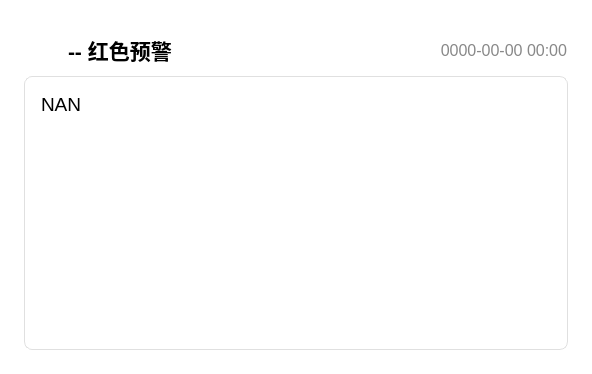
Before: the Qt Designer form view/menu/weather_alert_msgbox.ui in xuanxuan1231/Class-Widgets, drawn with Qt 5.
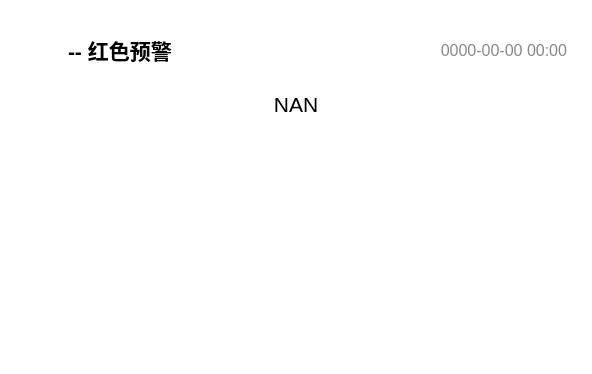
After: the same form once the commit is applied. Icons and pictures are not drawn.

Commit message:
style(alert_msgbox): 布局调整 (#896)
微调。

<img width="470" height="490" alt="image"
src="https://github.com/user-attachments/assets/d3e76acc-ef31-4bb5-ba4a-40070a0049e7"
/>

->

<img width="470" height="490" alt="image"
src="https://github.com/user-attachments/assets/85c27d24-b30a-40c4-b2c3-c073577b0288"
/>
---

<img width="470" height="490" alt="image"
src="https://github.com/user-attachments/assets/87ed7ffd-1b6a-42c5-987c-d9c15922da31"
/>

->

<img width="440" height="436" alt="image"
src="https://github.com/user-attachments/assets/4ef7ac80-9fd8-4a9b-b5c9-dd494c06fc51"
/>

Diff of the .ui file:
```diff
--- a/view/menu/weather_alert_msgbox.ui
+++ b/view/menu/weather_alert_msgbox.ui
@@ -11,6 +11,11 @@
     <height>374</height>
    </rect>
   </property>
+  <property name="font">
+   <font>
+    <strikeout>false</strikeout>
+   </font>
+  </property>
   <property name="windowTitle">
    <string>WeatherAlertMsgbox</string>
   </property>
@@ -168,8 +173,7 @@
        <property name="styleSheet">
         <string notr="true">QScrollArea {
     background: transparent;
-    border: 1px solid #E0E0E0;
-    border-radius: 8px;
+    border: none;
 }
 
 QScrollArea QWidget {
@@ -209,8 +213,8 @@
          <rect>
           <x>0</x>
           <y>0</y>
-          <width>540</width>
-          <height>250</height>
+          <width>542</width>
+          <height>252</height>
          </rect>
         </property>
         <layout class="QVBoxLayout" name="contentLayout">
@@ -234,14 +238,17 @@
            <property name="font">
             <font>
              <family>Microsoft YaHei UI</family>
-             <pointsize>14</pointsize>
+             <pointsize>16</pointsize>
             </font>
            </property>
+           <property name="layoutDirection">
+            <enum>Qt::LeftToRight</enum>
+           </property>
            <property name="text">
             <string>NAN</string>
            </property>
            <property name="alignment">
-            <set>Qt::AlignLeading|Qt::AlignLeft|Qt::AlignTop</set>
+            <set>Qt::AlignHCenter|Qt::AlignTop</set>
            </property>
            <property name="wordWrap">
             <bool>true</bool>
```
Left out of the diff: 21 changed lines with no effect on the pictures. The commit also changes 1 other file.
